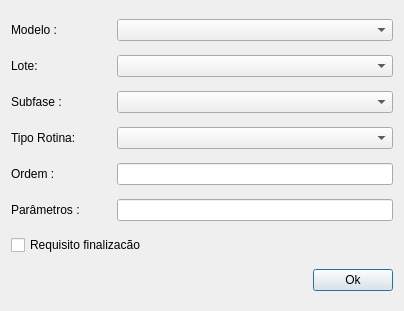
This is uis/addModelProfileForm.ui in dsgoficial/SAP_Gerente as Qt 5 draws it before an edit. The edited form follows.
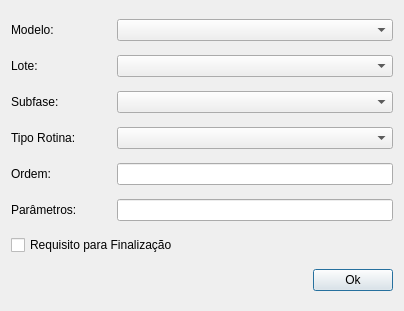
This is the edited form.

The edit to the form file:
```diff
--- a/uis/addModelProfileForm.ui
+++ b/uis/addModelProfileForm.ui
@@ -37,7 +37,7 @@
         </size>
        </property>
        <property name="text">
-        <string>Modelo :</string>
+        <string>Modelo:</string>
        </property>
       </widget>
      </item>
@@ -101,7 +101,7 @@
         </size>
        </property>
        <property name="text">
-        <string>Subfase :</string>
+        <string>Subfase:</string>
        </property>
       </widget>
      </item>
@@ -165,7 +165,7 @@
         </size>
        </property>
        <property name="text">
-        <string>Ordem :</string>
+        <string>Ordem:</string>
        </property>
       </widget>
      </item>
@@ -204,7 +204,7 @@
         </size>
        </property>
        <property name="text">
-        <string>Parâmetros :</string>
+        <string>Parâmetros:</string>
        </property>
       </widget>
      </item>
@@ -223,7 +223,7 @@
    <item row="6" column="0">
     <widget class="QCheckBox" name="completionCkb">
      <property name="text">
-      <string>Requisito finalizacão</string>
+      <string>Requisito para Finalização</string>
      </property>
     </widget>
    </item>
```
Left out of the diff: 7 changed lines with no effect on the pictures.
